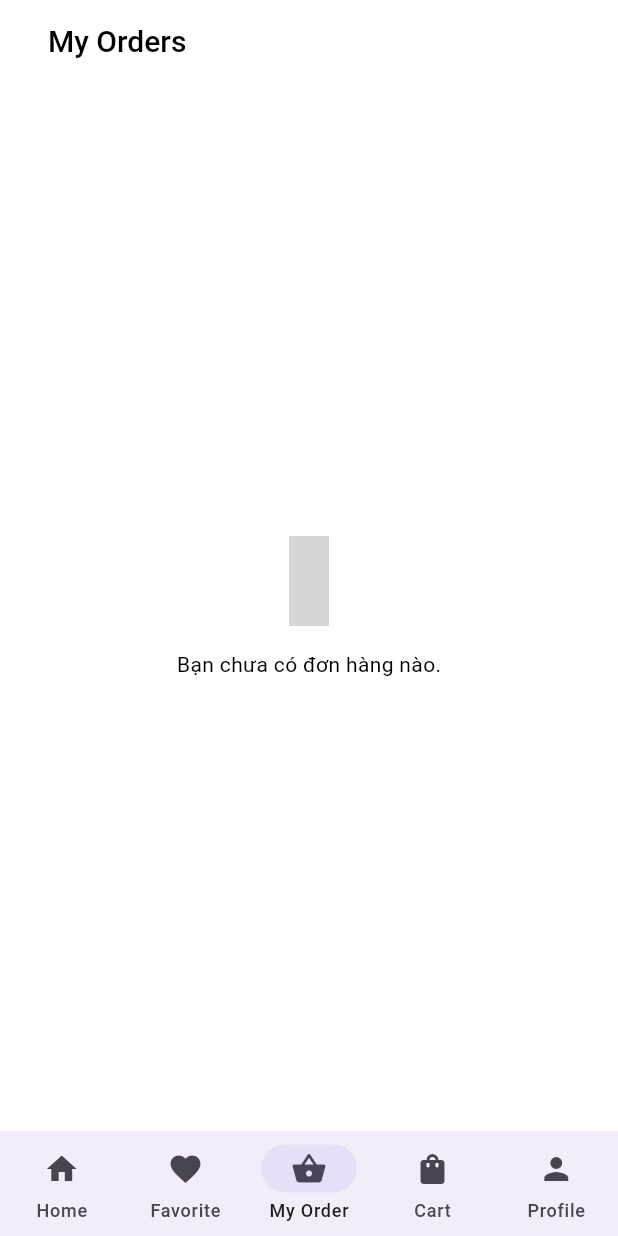
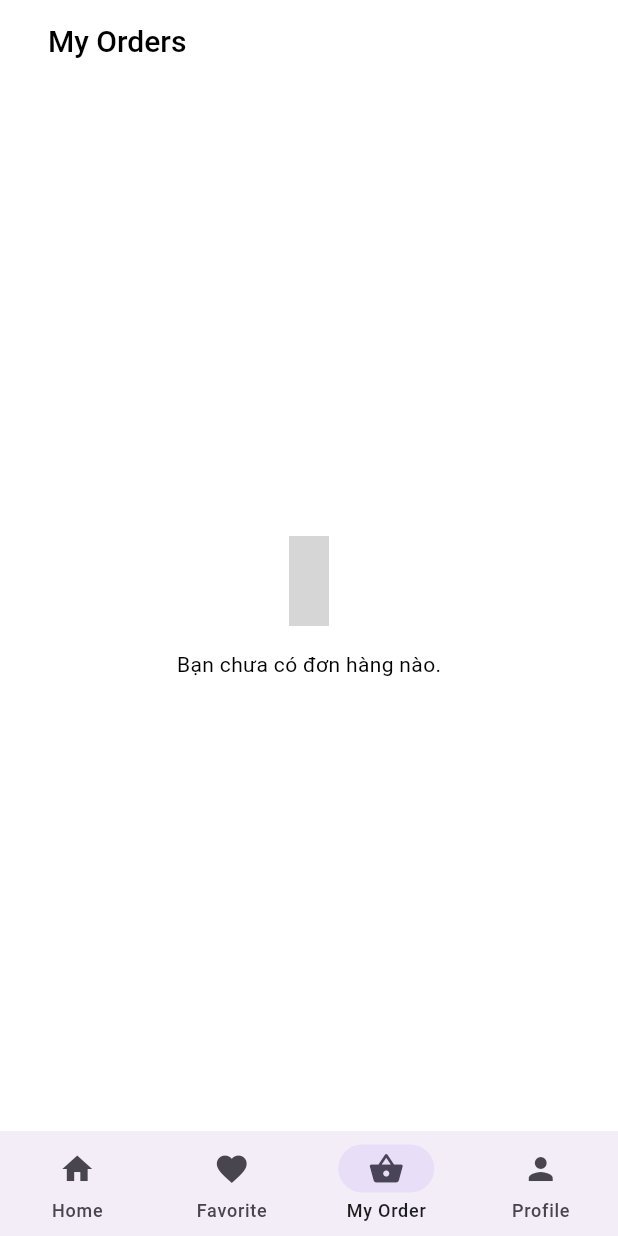
Before and after one commit to THQuoc99/PBL6, a Flutter app: the NavigationMenu screen opened directly, item 3 of the bottom bar chosen, on a phone screen of 412 x 824 dp. Run offline on Flutter 3.47's test engine with Material 3 defaults, Android fonts, the light colour scheme and no system bars; our stand-ins replace app_links, carousel_slider, flutter_markdown, flutter_rating_bar, flutter_slidable, flutter_svg and 4 more; accounts and stored records are empty; network calls fail; statements that could not run were skipped; grey boxes are pictures that could not be loaded.

Commit message:
fix database va chatbot, sua cart

```diff
--- a/FE/StepUP/lib/features/shop/screens/cart/cart.dart
+++ b/FE/StepUP/lib/features/shop/screens/cart/cart.dart
@@ -12,7 +12,7 @@ class CartScreen extends StatelessWidget {
 
   const CartScreen({
     super.key,
-    this.showBackArrow = false,
+    this.showBackArrow = true,
   });
 
   @override
--- a/FE/StepUP/lib/navigation_menu.dart
+++ b/FE/StepUP/lib/navigation_menu.dart
@@ -30,7 +30,7 @@ class _NavigationMenuState extends State<NavigationMenu> {
             NavigationDestination(icon: Icon(Icons.home), label: 'Home'),
             NavigationDestination(icon: Icon(Icons.favorite), label: 'Favorite'),
             NavigationDestination(icon: Icon(Icons.shopping_basket), label: 'My Order'),
-            NavigationDestination(icon: Icon(Icons.shopping_bag), label: 'Cart'),
+            //NavigationDestination(icon: Icon(Icons.shopping_bag), label: 'Cart'),
             NavigationDestination(icon: Icon(Icons.person), label: 'Profile'),
           ],
         ),
@@ -51,7 +51,7 @@ class NavigationController {
   const HomeScreen(),
   const FavoriteScreen(),
   const OrderScreen(),
-  const CartScreen(),
+  //const CartScreen(),
   const SettingScreen(),
 ];
 
```
Also changed, not shown: FE/StepUP/lib/screens/home/components/home_appbar.dart (+10 -1 lines), FE/StepUP/pubspec.lock, 2 other files.
